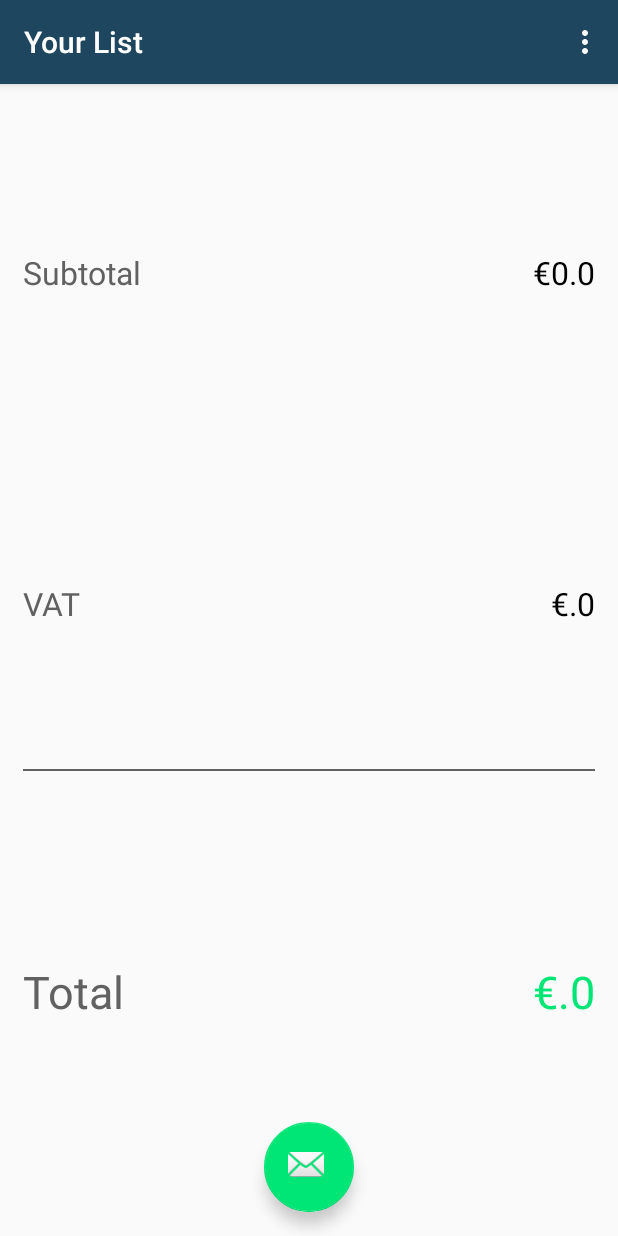
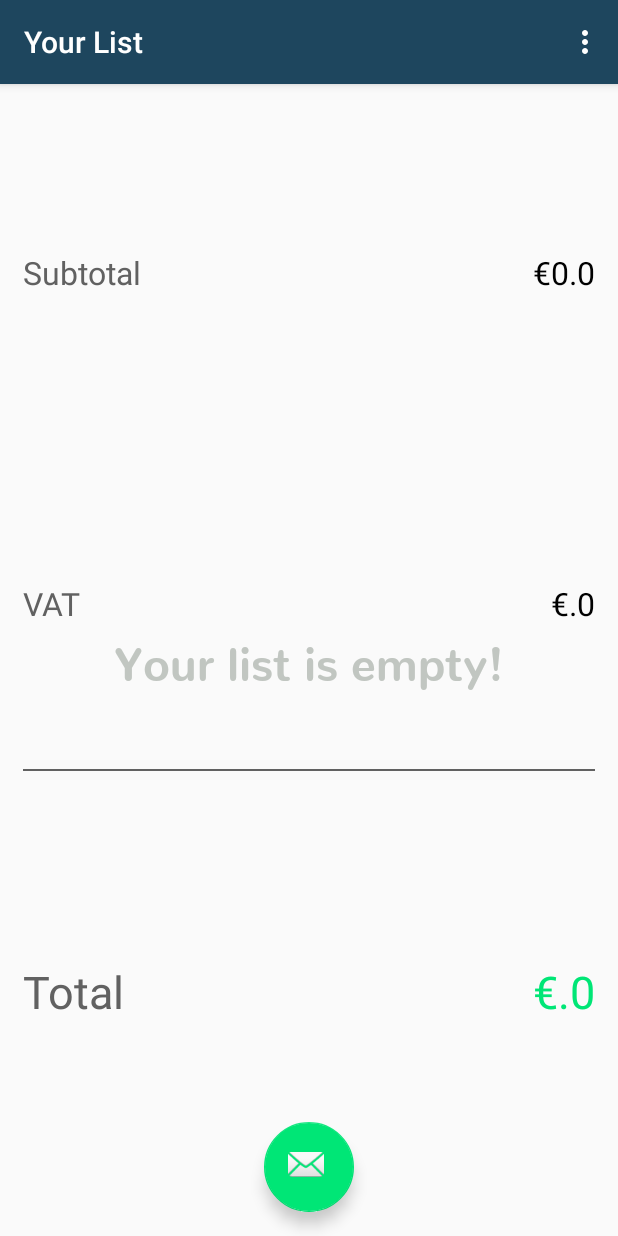
Before and after one commit to PBBassily/ShoppingListBeta, an Android app: the fragment MyDialogFragment placed in its activity, on a phone screen of 412 x 824 dp. Run offline under Robolectric (Android 15) with nearby library versions, the phone set to English and light mode, and no system bars; libraries missing offline, so code that uses them is left out: br.com.mauker; plain views replace MaterialSearchView; Roboto replaces fonts that are not available here; 4 statements that could not run were skipped.

Commit message:
your list is empty alert

```diff
--- a/app/src/main/java/paula/mobdev/shoppingmania/activities/ListActivity.java
+++ b/app/src/main/java/paula/mobdev/shoppingmania/activities/ListActivity.java
@@ -4,6 +4,7 @@ package paula.mobdev.shoppingmania.activities;
 import android.app.FragmentManager;
 import android.content.DialogInterface;
 import android.graphics.Color;
+import android.graphics.Typeface;
 import android.os.Bundle;
 import android.os.Handler;
 import android.support.design.widget.CoordinatorLayout;
@@ -22,6 +23,7 @@ import android.view.Menu;
 import android.view.MenuItem;
 import android.view.View;
 import android.widget.AdapterView;
+import android.widget.TextView;
 import android.widget.Toast;
 
 import java.io.IOException;
@@ -49,9 +51,11 @@ public class ListActivity extends AppCompatActivity implements RecyclerItemTouch
     private boolean deleteItem;
     private MaterialSearchView searchView ;
     private ProdcutsHandler productsHandler;
+    private TextView emptyTextView;
 
     @Override
     protected void onCreate(Bundle savedInstanceState) {
+
         // setup activity view
         super.onCreate(savedInstanceState);
         setContentView(R.layout.activity_list);
@@ -59,6 +63,9 @@ public class ListActivity extends AppCompatActivity implements RecyclerItemTouch
         setSupportActionBar(toolbar);
         coordinatorLayout = findViewById(R.id.coordinator_layout);
 
+        emptyTextView = (TextView)findViewById(R.id.empty_text);
+        Typeface custom_font = Typeface.createFromAsset(getAssets(),  "fonts/Nunito-ExtraBold.ttf");
+        emptyTextView.setTypeface(custom_font);
 
         // init db invoker
         dbActionsInvoker = DBActionsInvoker.getInstance(this);
@@ -69,6 +76,7 @@ public class ListActivity extends AppCompatActivity implements RecyclerItemTouch
 
         recyclerView = findViewById(R.id.recycler_view);
         mAdapter = new ListItemAdapter(this, itemsList);
+        refreshList();
 
         RecyclerView.LayoutManager mLayoutManager = new LinearLayoutManager(getApplicationContext());
         recyclerView.setLayoutManager(mLayoutManager);
@@ -117,6 +125,7 @@ public class ListActivity extends AppCompatActivity implements RecyclerItemTouch
             @Override
             public void onClick(View view) {
                 searchView.openSearch();
+                emptyTextView.setVisibility(View.INVISIBLE);
             }
         });
 
@@ -126,6 +135,10 @@ public class ListActivity extends AppCompatActivity implements RecyclerItemTouch
      * method make volley network call and parses json
      */
     private void refreshList() {
+        if (itemsList.size()==0)
+            emptyTextView.setVisibility(View.VISIBLE);
+        else
+            emptyTextView.setVisibility(View.INVISIBLE);
         mAdapter.notifyDataSetChanged();
 
     }
@@ -204,6 +217,7 @@ public class ListActivity extends AppCompatActivity implements RecyclerItemTouch
         if (searchView.isOpen()) {
             // Close the search on the back button press.
             searchView.closeSearch();
+            refreshList();
         } else {
             super.onBackPressed();
         }
--- a/app/src/main/res/layout/content_list.xml
+++ b/app/src/main/res/layout/content_list.xml
@@ -20,4 +20,15 @@
         android:layout_height="match_parent"/>
 
 
+        <TextView
+            android:id="@+id/empty_text"
+            android:layout_width="match_parent"
+            android:layout_height="match_parent"
+            android:textSize="@dimen/textBigFont"
+            android:gravity="center"
+            android:textColor="@color/colorTextFade"
+            android:text="@string/empty_list_text"/>
+
+
+
 </android.support.constraint.ConstraintLayout>
--- a/app/src/main/res/values/colors.xml
+++ b/app/src/main/res/values/colors.xml
@@ -7,5 +7,6 @@
     <color name="colorDeletion">#B00020</color>
     <color name="colorTextPrimary">#000000</color>
     <color name="colorTextSecondary">#616161</color>
+    <color name="colorTextFade">#C1C6C1</color>
 
 </resources>
--- a/app/src/main/res/values/strings.xml
+++ b/app/src/main/res/values/strings.xml
@@ -14,4 +14,5 @@
     <string name="signature">Paula B Bassily © 2018</string>
     <string name="shopping">Shopping</string>
     <string name="mania">Mania</string>
+    <string name="empty_list_text">Your list is empty!</string>
 </resources>
```
Also changed, not shown: app/src/main/res/drawable/empty_box.png (added).
